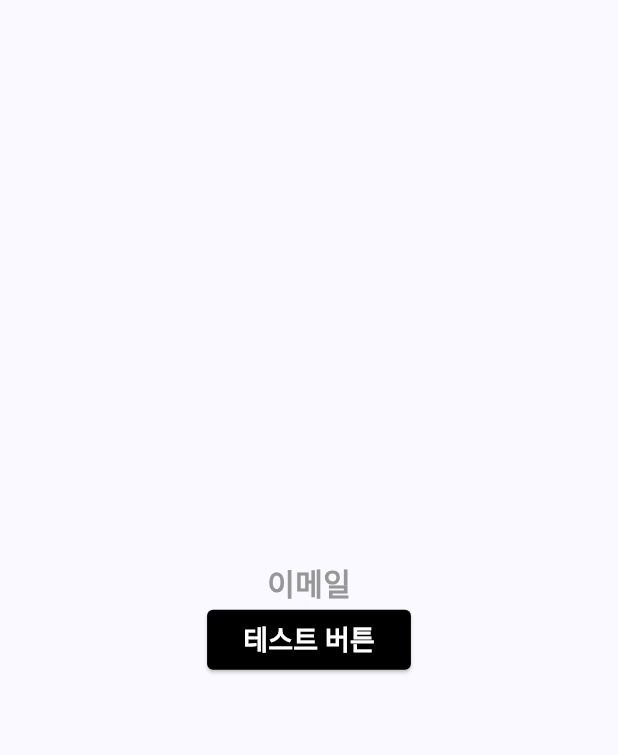
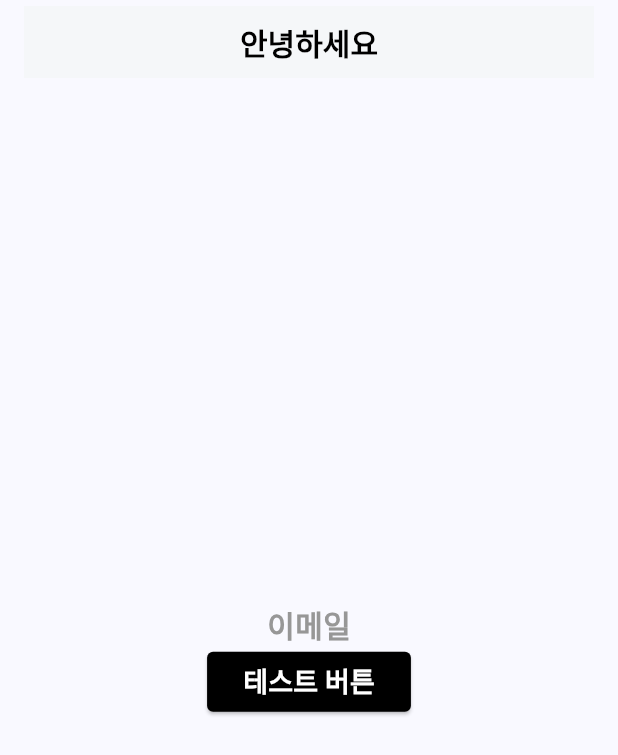
Before and after one commit to rara-record/flutter, a Flutter app: the screen it shows after launch, on a phone screen of 412 x 824 dp. Shown: the top 755 px of the screen. Run offline on Flutter 3.47's test engine with Material 3 defaults, Android fonts, the phone set to English and light mode, and no system bars.

Commit message:
feat: appbar custom widget

```diff
--- a/intro/lib/screen/splash_screen.dart
+++ b/intro/lib/screen/splash_screen.dart
@@ -1,6 +1,7 @@
 // 앱 실행시 이동되는 곳
 
 import 'package:flutter/material.dart';
+import 'package:intro/widget/appbar.dart';
 import 'package:intro/widget/buttons.dart';
 import 'package:intro/widget/texts.dart';
 
@@ -17,6 +18,12 @@ class _SplashScreenState extends State<SplashScreen> {
   @override
   Widget build(BuildContext context) {
     return Scaffold(
+      appBar: AppBar(
+        title: const CommonAppbBar(
+          title: '안녕하세요',
+          isLeading: false,
+        ),
+      ),
       body: Center(
         child: Column(
           mainAxisAlignment: MainAxisAlignment.center,
--- /dev/null
+++ b/intro/lib/widget/appbar.dart
@@ -0,0 +1,52 @@
+import 'package:flutter/material.dart';
+
+class CommonAppbBar extends StatelessWidget implements PreferredSizeWidget {
+  final String title;
+  final bool isLeading; // 백버튼 존재 여부
+  final Function? onTabBackButton; // 뒤로가기 버튼 액션 정의
+  final List<Widget>? actions; // 앱바 우측에 버튼이 필요할 때 정의
+
+  const CommonAppbBar({
+    super.key,
+    required this.title,
+    required this.isLeading,
+    this.onTabBackButton,
+    this.actions,
+  });
+
+  @override
+  Size get preferredSize => throw UnimplementedError();
+
+  @override
+  Widget build(BuildContext context) {
+    return AppBar(
+      toolbarHeight: 48,
+      automaticallyImplyLeading: isLeading, // 뒤로가기 여부
+      titleSpacing: isLeading ? 0 : 16,
+      scrolledUnderElevation: 3, // 쓰면 조금 부드러움
+      backgroundColor: Colors.white,
+      leading: isLeading
+          ? GestureDetector(
+              child: const Icon(
+                Icons.arrow_back,
+                color: Colors.red,
+              ),
+              onTap: () {
+                onTabBackButton != null
+                    ? onTabBackButton!.call()
+                    : Navigator.pop(context);
+              })
+          : null, // 커스텀 위젯
+      elevation: 1, // 입체감 조정
+      actions: actions,
+      title: Text(title,
+          style: const TextStyle(
+            color: Colors.black,
+            fontSize: 20,
+            fontWeight: FontWeight.bold,
+          )),
+      centerTitle:
+          Theme.of(context).platform == TargetPlatform.iOS ? false : true,
+    );
+  }
+}
```
